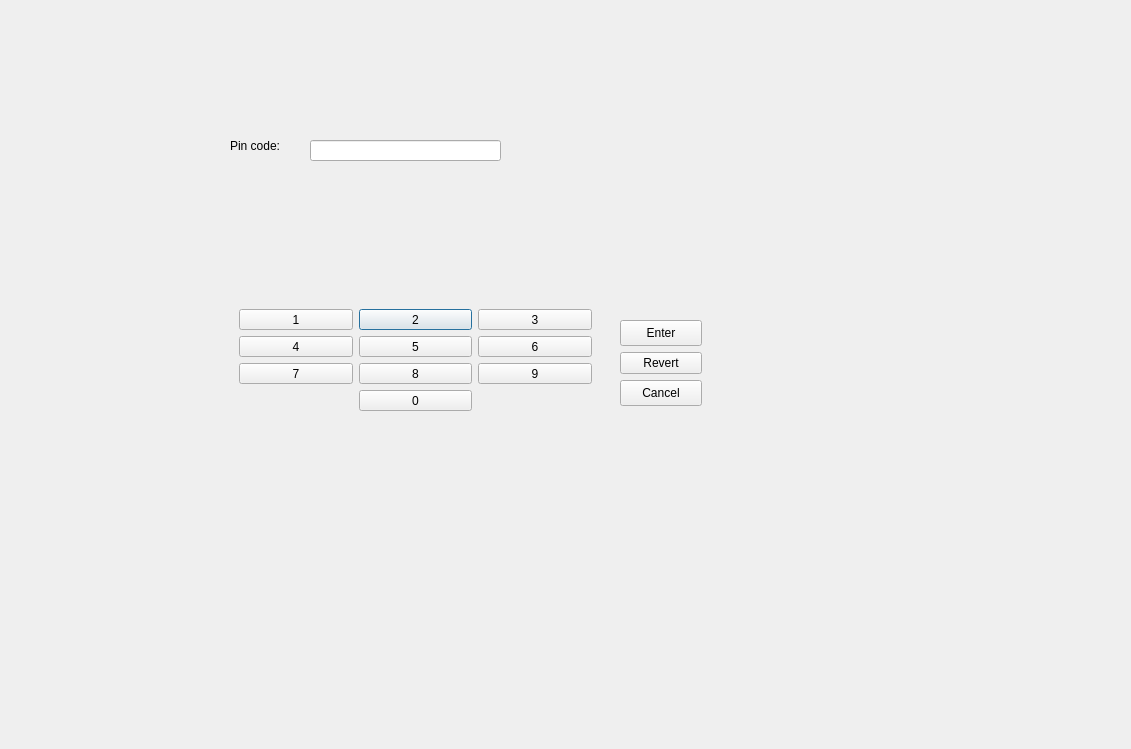
JereKortesalmi/BankProject, file DLLPinCode/pincode.ui: the form before one commit.
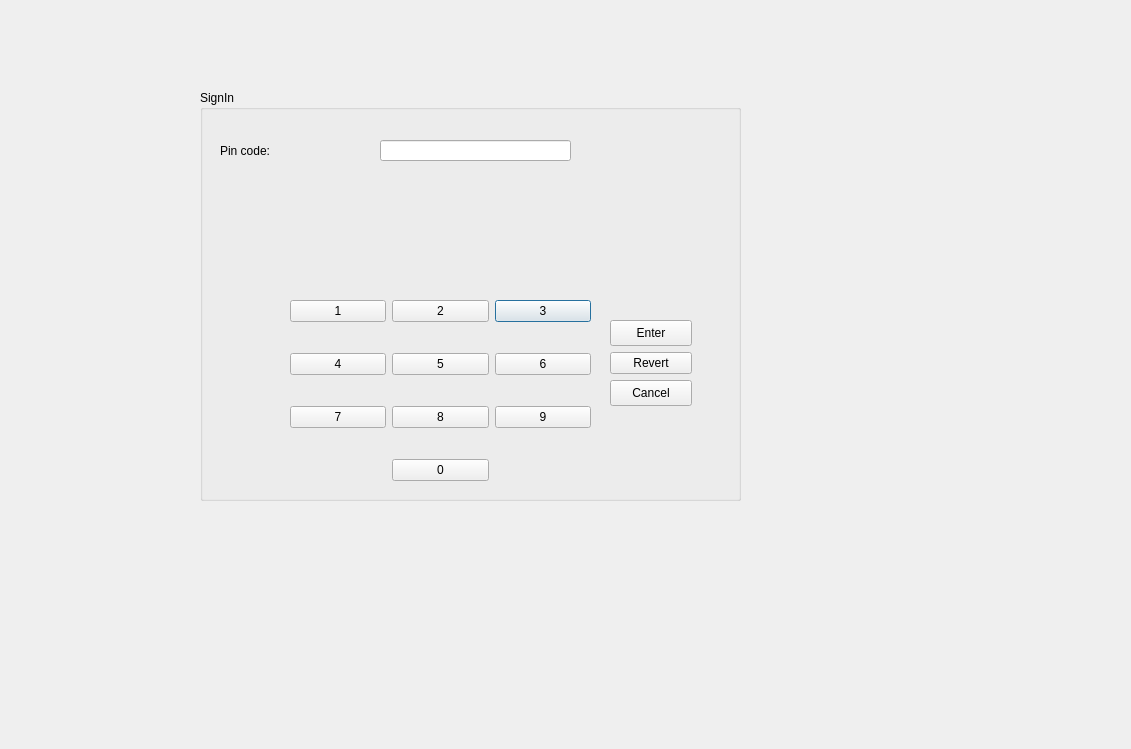
The form after the commit.

Diff of the .ui file:
```diff
--- a/DLLPinCode/pincode.ui
+++ b/DLLPinCode/pincode.ui
@@ -13,10 +13,10 @@
   <property name="windowTitle">
    <string>Dialog</string>
   </property>
-  <widget class="QWidget" name="SignIn" native="true">
+  <widget class="QGroupBox" name="signIn">
    <property name="geometry">
     <rect>
-     <x>210</x>
+     <x>200</x>
      <y>90</y>
      <width>541</width>
      <height>411</height>
@@ -28,13 +28,16 @@
      <verstretch>0</verstretch>
     </sizepolicy>
    </property>
+   <property name="title">
+    <string>SignIn</string>
+   </property>
    <widget class="QLabel" name="label_2">
     <property name="geometry">
      <rect>
       <x>20</x>
       <y>40</y>
-      <width>91</width>
-      <height>31</height>
+      <width>151</width>
+      <height>41</height>
      </rect>
     </property>
     <property name="sizePolicy">
@@ -50,7 +53,7 @@
    <widget class="QLineEdit" name="pinLine">
     <property name="geometry">
      <rect>
-      <x>100</x>
+      <x>180</x>
       <y>50</y>
       <width>191</width>
       <height>21</height>
@@ -66,41 +69,28 @@
      <enum>QLineEdit::Password</enum>
     </property>
    </widget>
-   <widget class="QFrame" name="gridFrame">
+   <widget class="QWidget" name="gridWidget" native="true">
     <property name="geometry">
      <rect>
-      <x>20</x>
+      <x>90</x>
       <y>210</y>
-      <width>371</width>
-      <height>120</height>
+      <width>301</width>
+      <height>181</height>
      </rect>
     </property>
     <layout class="QGridLayout" name="gridLayout">
-     <item row="0" column="1">
-      <widget class="QPushButton" name="N2">
-       <property name="sizePolicy">
-        <sizepolicy hsizetype="Minimum" vsizetype="Expanding">
-         <horstretch>0</horstretch>
-         <verstretch>0</verstretch>
-        </sizepolicy>
+     <item row="1" column="1">
+      <spacer name="verticalSpacer_3">
+       <property name="orientation">
+        <enum>Qt::Vertical</enum>
        </property>
-       <property name="text">
-        <string>2</string>
+       <property name="sizeHint" stdset="0">
+        <size>
+         <width>20</width>
+         <height>40</height>
+        </size>
        </property>
-      </widget>
-     </item>
-     <item row="2" column="1">
-      <widget class="QPushButton" name="N8">
-       <property name="sizePolicy">
-        <sizepolicy hsizetype="Minimum" vsizetype="Expanding">
-         <horstretch>0</horstretch>
-         <verstretch>0</verstretch>
-        </sizepolicy>
-       </property>
-       <property name="text">
-        <string>8</string>
-       </property>
-      </widget>
+      </spacer>
      </item>
      <item row="0" column="2">
       <widget class="QPushButton" name="N3">
@@ -118,7 +108,33 @@
        </property>
       </widget>
      </item>
-     <item row="2" column="2">
+     <item row="3" column="1">
+      <widget class="QPushButton" name="N5">
+       <property name="sizePolicy">
+        <sizepolicy hsizetype="Minimum" vsizetype="Expanding">
+         <horstretch>0</horstretch>
+         <verstretch>0</verstretch>
+        </sizepolicy>
+       </property>
+       <property name="text">
+        <string>5</string>
+       </property>
+      </widget>
+     </item>
+     <item row="6" column="1">
+      <spacer name="verticalSpacer_5">
+       <property name="orientation">
+        <enum>Qt::Vertical</enum>
+       </property>
+       <property name="sizeHint" stdset="0">
+        <size>
+         <width>20</width>
+         <height>40</height>
+        </size>
+       </property>
+      </spacer>
+     </item>
+     <item row="5" column="2">
       <widget class="QPushButton" name="N9">
        <property name="sizePolicy">
         <sizepolicy hsizetype="Minimum" vsizetype="Expanding">
@@ -131,7 +147,7 @@
        </property>
       </widget>
      </item>
-     <item row="1" column="2">
+     <item row="3" column="2">
       <widget class="QPushButton" name="N6">
        <property name="sizePolicy">
         <sizepolicy hsizetype="Minimum" vsizetype="Expanding">
@@ -144,8 +160,47 @@
        </property>
       </widget>
      </item>
-     <item row="1" column="1">
-      <widget class="QPushButton" name="N5">
+     <item row="4" column="2">
+      <spacer name="verticalSpacer_7">
+       <property name="orientation">
+        <enum>Qt::Vertical</enum>
+       </property>
+       <property name="sizeHint" stdset="0">
+        <size>
+         <width>20</width>
+         <height>40</height>
+        </size>
+       </property>
+      </spacer>
+     </item>
+     <item row="4" column="0">
+      <spacer name="verticalSpacer_2">
+       <property name="orientation">
+        <enum>Qt::Vertical</enum>
+       </property>
+       <property name="sizeHint" stdset="0">
+        <size>
+         <width>20</width>
+         <height>40</height>
+        </size>
+       </property>
+      </spacer>
+     </item>
+     <item row="4" column="1">
+      <spacer name="verticalSpacer_4">
+       <property name="orientation">
+        <enum>Qt::Vertical</enum>
+       </property>
+       <property name="sizeHint" stdset="0">
+        <size>
+         <width>20</width>
+         <height>40</height>
+        </size>
+       </property>
+      </spacer>
+     </item>
+     <item row="5" column="1">
+      <widget class="QPushButton" name="N8">
        <property name="sizePolicy">
         <sizepolicy hsizetype="Minimum" vsizetype="Expanding">
          <horstretch>0</horstretch>
@@ -153,7 +208,7 @@
         </sizepolicy>
        </property>
        <property name="text">
-        <string>5</string>
+        <string>8</string>
        </property>
       </widget>
      </item>
@@ -170,7 +225,7 @@
        </property>
       </widget>
      </item>
-     <item row="1" column="0">
+     <item row="3" column="0">
       <widget class="QPushButton" name="N4">
        <property name="sizePolicy">
         <sizepolicy hsizetype="Minimum" vsizetype="Expanding">
@@ -183,7 +238,20 @@
        </property>
       </widget>
      </item>
-     <item row="2" column="0">
+     <item row="0" column="1">
+      <widget class="QPushButton" name="N2">
+       <property name="sizePolicy">
+        <sizepolicy hsizetype="Minimum" vsizetype="Expanding">
+         <horstretch>0</horstretch>
+         <verstretch>0</verstretch>
+        </sizepolicy>
+       </property>
+       <property name="text">
+        <string>2</string>
+       </property>
+      </widget>
+     </item>
+     <item row="5" column="0">
       <widget class="QPushButton" name="N7">
        <property name="sizePolicy">
         <sizepolicy hsizetype="Minimum" vsizetype="Expanding">
@@ -196,13 +264,39 @@
        </property>
       </widget>
      </item>
-     <item row="3" column="1">
+     <item row="7" column="1">
       <widget class="QPushButton" name="N0">
        <property name="text">
         <string>0</string>
        </property>
       </widget>
      </item>
+     <item row="1" column="2">
+      <spacer name="verticalSpacer_6">
+       <property name="orientation">
+        <enum>Qt::Vertical</enum>
+       </property>
+       <property name="sizeHint" stdset="0">
+        <size>
+         <width>20</width>
+         <height>40</height>
+        </size>
+       </property>
+      </spacer>
+     </item>
+     <item row="1" column="0">
+      <spacer name="verticalSpacer">
+       <property name="orientation">
+        <enum>Qt::Vertical</enum>
+       </property>
+       <property name="sizeHint" stdset="0">
+        <size>
+         <width>20</width>
+         <height>40</height>
+        </size>
+       </property>
+      </spacer>
+     </item>
     </layout>
    </widget>
    <widget class="QWidget" name="gridLayoutWidget_2">
```
